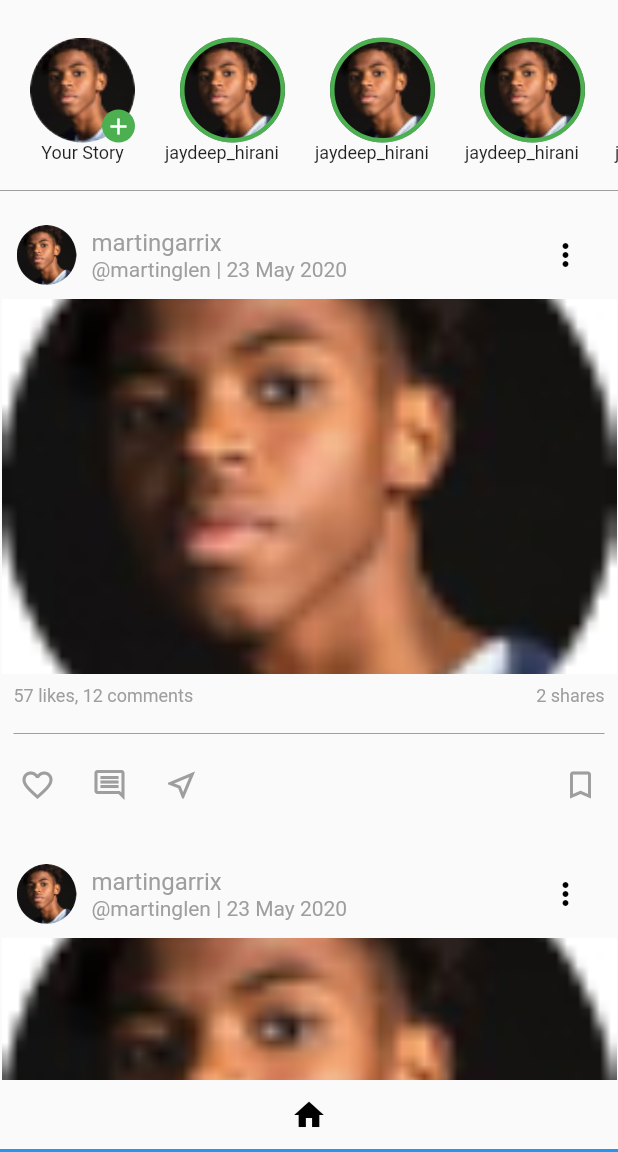
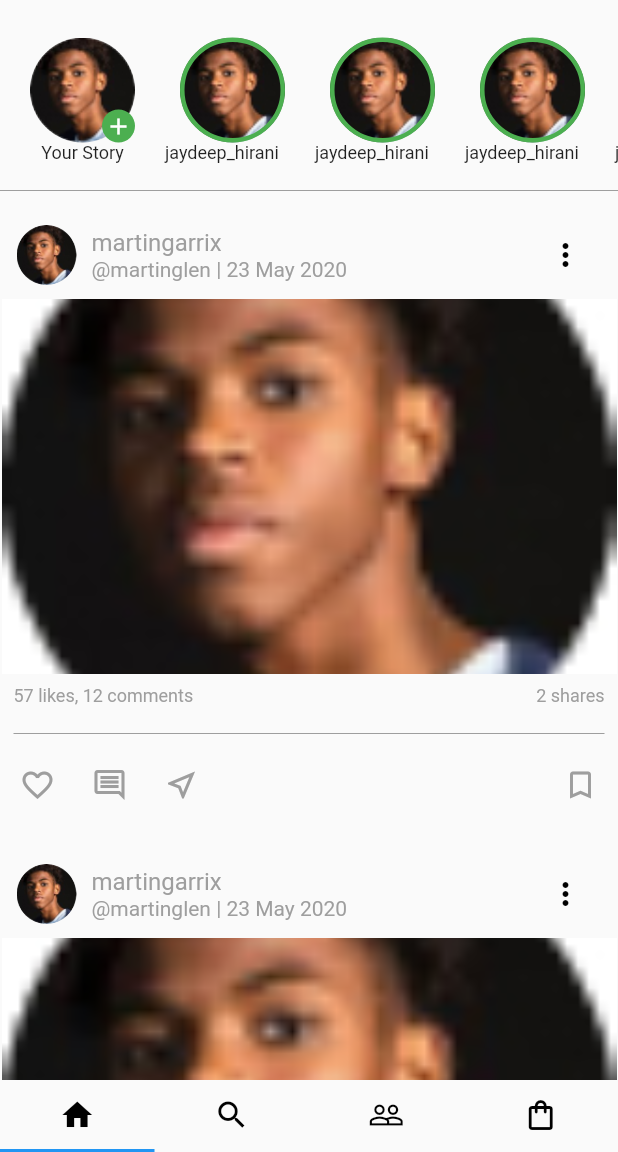
Before and after one commit to xuwudawei/nobox_app, a Flutter app: the tabs screen opened directly, on a phone screen of 412 x 824 dp, the part 84-1236 px from its top. Run offline on Flutter 3.47's test engine with Material 2 defaults, Android fonts, the phone set to English and light mode, and no system bars; our stand-ins replace flutter_svg; network calls fail; Roboto replaces fonts that are missing (medium).

Commit message:
pages done

```diff
--- a/lib/home/tabs.dart
+++ b/lib/home/tabs.dart
@@ -1,5 +1,8 @@
 import 'package:flutter/material.dart';
 import 'package:nobox_app/home/home.dart';
+import 'package:nobox_app/home/market.dart';
+import 'package:nobox_app/home/people.dart';
+import 'package:nobox_app/home/search.dart';
 class tabs extends StatefulWidget {
   tabs({Key? key}) : super(key: key);
 
@@ -15,7 +18,7 @@ class _tabsState extends State<tabs> {
   @override
   Widget build(BuildContext context) {
     return DefaultTabController(
-      length: 5,
+      length: 4,
       child: Scaffold(
         bottomNavigationBar: (TabBar(
           labelColor: Colors.black,
@@ -32,21 +35,21 @@ class _tabsState extends State<tabs> {
                   ? Icon(Icons.home)
                   : Icon(Icons.home_outlined),
             ),
-            // Tab(
-            //   icon: _currentIndex == 1
-            //       ? Icon(Icons.search)
-            //       : Icon(Icons.search_outlined),
-            // ),
-            // Tab(
-            //   icon: _currentIndex == 2
-            //       ? Icon(Icons.play_circle)
-            //       : Icon(Icons.play_circle_outline),
-            // ),
-            // Tab(
-            //   icon: _currentIndex == 3
-            //       ? Icon(Icons.favorite)
-            //       : Icon(Icons.favorite_outline),
-            // ),
+            Tab(
+              icon: _currentIndex == 1
+                  ? Icon(Icons.search)
+                  : Icon(Icons.search_outlined),
+            ),
+            Tab(
+              icon: _currentIndex == 2
+                  ? Icon(Icons.people)
+                  : Icon(Icons.people_outline),
+            ),
+            Tab(
+              icon: _currentIndex == 3
+                  ? Icon(Icons.shopping_bag)
+                  : Icon(Icons.shopping_bag_outlined),
+            ),
             // Tab(
             //   icon: _currentIndex == 4
             //       ? Icon(Icons.person)
@@ -58,6 +61,9 @@ class _tabsState extends State<tabs> {
           physics: NeverScrollableScrollPhysics(),
           children: [
             HomePage(),
+            SearchPage(),
+            PeoplePage(),
+            MarketPage(),
           ],
         ),
       ),
```
Also changed, not shown: lib/app.dart (+8 -6 lines), lib/home/market.dart (+57 -3 lines).
